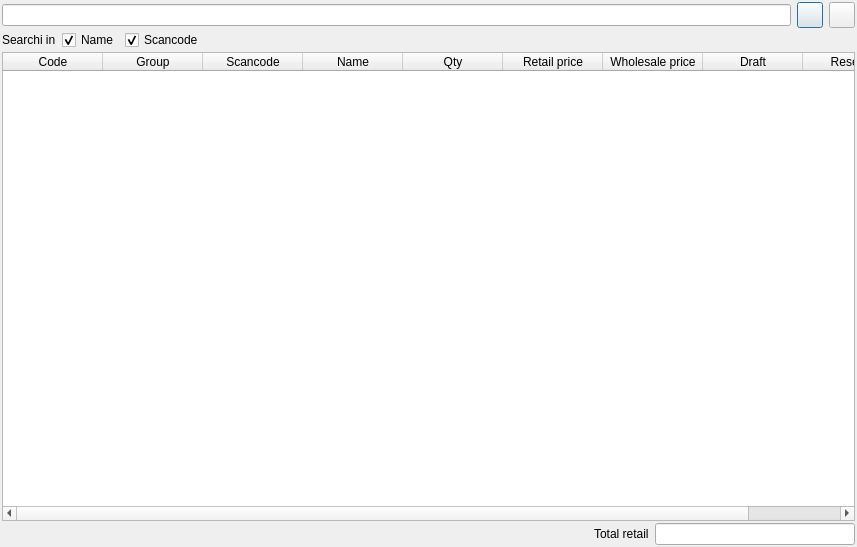
Before: the Qt Designer form Shop/dlggoodslist.ui in End1-1/Cafe5, drawn with Qt 5.
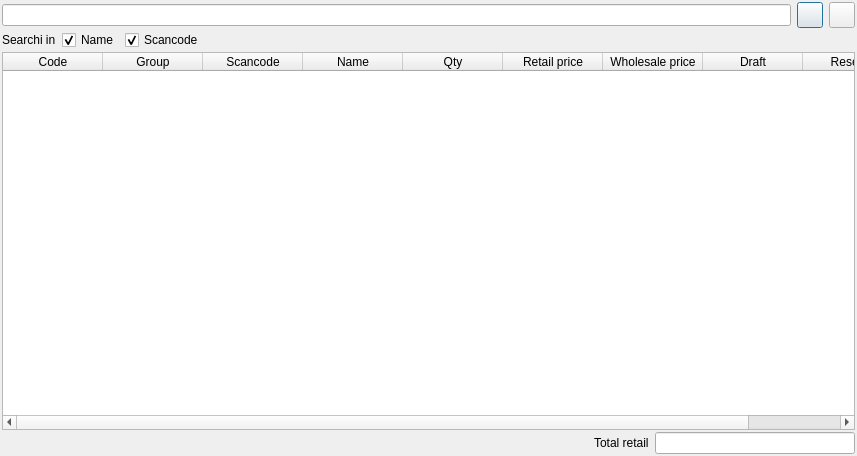
After: the same form once the commit is applied. Icons and pictures are not drawn. Custom widgets are drawn as their Qt base class.

```diff
--- a/Shop/dlggoodslist.ui
+++ b/Shop/dlggoodslist.ui
@@ -7,7 +7,7 @@
     <x>0</x>
     <y>0</y>
     <width>857</width>
-    <height>547</height>
+    <height>456</height>
    </rect>
   </property>
   <property name="windowTitle">
```
Left out of the diff: 1 changed line with no effect on the pictures.
